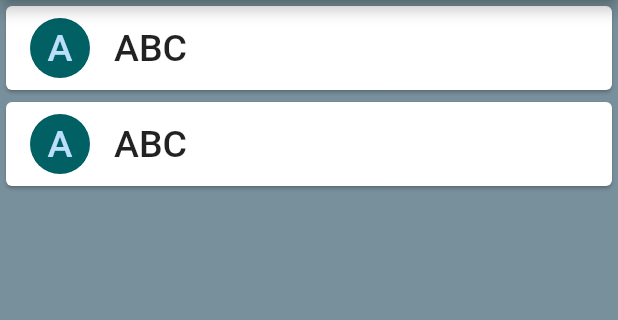
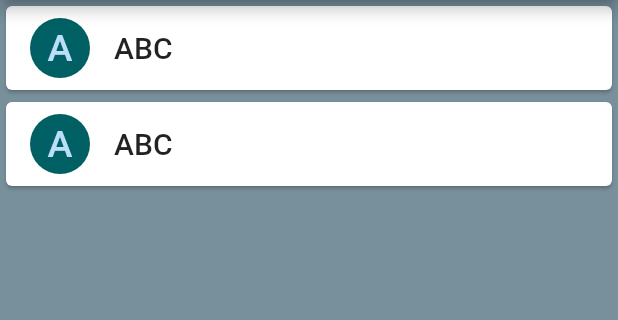
Before and after one commit to vishesh005/note-app-flutter, a Flutter app: the screen it shows after launch, on a phone screen of 412 x 824 dp, the part 84-404 px from its top. Run offline on Flutter 3.47's test engine with Material 2 defaults, Android fonts, the phone set to English and light mode, and no system bars; our stand-ins replace fluttertoast, shared_preferences.

```diff
--- a/lib/todo_item.dart
+++ b/lib/todo_item.dart
@@ -1,6 +1,7 @@
 import 'dart:math';
 
 import 'package:flutter/material.dart';
+import 'package:flutter/services.dart';
 import 'package:shared_preferences/shared_preferences.dart';
 import 'todo.dart';
 
@@ -17,7 +18,12 @@ class TodoItem extends StatelessWidget {
         title: new Text(title,
             textDirection: TextDirection.ltr,
             style: new TextStyle(color: Colors.white)),
-        actions: <Widget>[new Icon(Icons.exit_to_app)],
+        actions: <Widget>[
+          GestureDetector(
+          child:new Icon(Icons.exit_to_app),
+          onTap: ()=>SystemChannels.platform.invokeMethod('SystemNavigator.pop'),
+          )
+          ],
       ),
       body: new TodoItemBody(),
       floatingActionButton: FloatingActionButton(
@@ -44,12 +50,14 @@ class _TodoItemBodyState extends State<TodoItemBody> {
   @override
   void initState() {
     super.initState();
-    var intData = () async {
+    var initData = () async {
       var pref = await SharedPreferences.getInstance();
       var items = pref.getStringList(NOTE);
+      debugPrint('$items');
       todoItems=(items != null) ? items : todoItems ;
       setState(() {});
     };
+    initData();
   }
 
   @override
@@ -64,7 +72,7 @@ class _TodoItemBodyState extends State<TodoItemBody> {
               title: Text(
                 todoItems[position],
                 textDirection: TextDirection.ltr,
-                style: TextStyle(fontSize: 25.0, fontWeight: FontWeight.w500),
+                style: TextStyle(fontSize: 20.0, fontWeight: FontWeight.w500),
               ),
               leading: CircleAvatar(
                 backgroundColor: _getRandomColor(),
```
Also changed, not shown: lib/todo.dart (+16 -11 lines).
